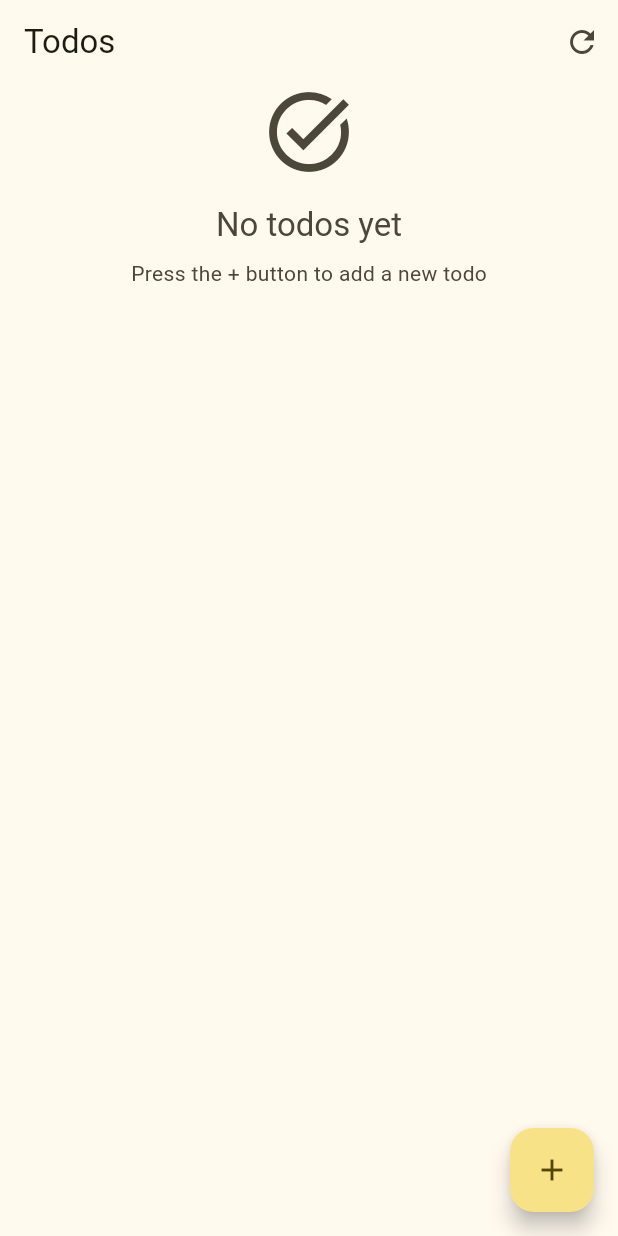
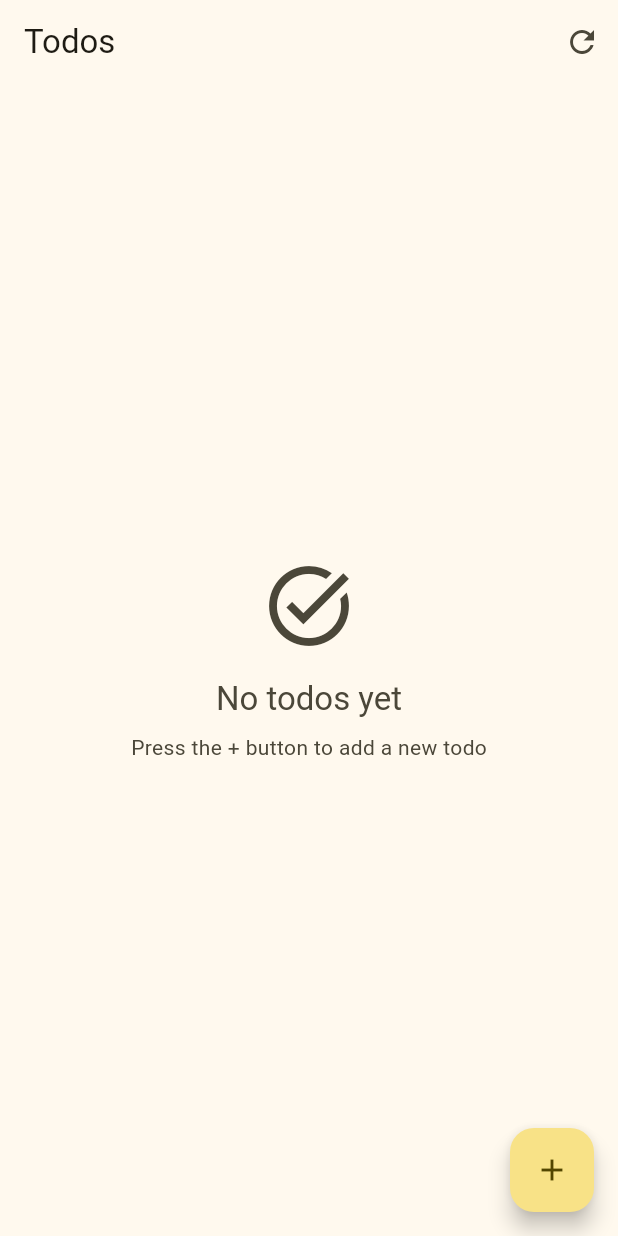
Before and after one commit to Sidv1405/to_do_app, a Flutter app: the screen it shows after launch, on a phone screen of 412 x 824 dp. Run offline on Flutter 3.47's test engine with Material 3 defaults, Android fonts, the phone set to English and light mode, and no system bars; our stand-ins replace dio, get_it, google_fonts, internet_connection_checker.

```diff
--- a/lib/new/core/di/dependency_container.dart
+++ b/lib/new/core/di/dependency_container.dart
@@ -1,5 +1,4 @@
-import 'package:provider/provider.dart';
-import 'package:provider/single_child_widget.dart';
+import 'package:get_it/get_it.dart';
 import 'package:to_do_app/new/core/constants/api_constants.dart';
 import 'package:to_do_app/new/core/network/dio_client.dart';
 import 'package:to_do_app/new/core/network/dio_helper.dart';
@@ -15,60 +14,55 @@ import 'package:to_do_app/new/features/todos/domain/usecases/toggle_todo_usecase
 import 'package:to_do_app/new/features/todos/domain/usecases/update_todo_usecase.dart';
 import 'package:to_do_app/new/features/todos/presentation/viewmodels/todo_page_viewmodel.dart';
 
-List<SingleChildWidget> providers = [
-  ///DioClientProvider
-  Provider<DioClient>(
-    create: (_) => DioClient(DioHelper.buildDio(baseUrl: Constants.baseURL)),
-  ),
+final getIt = GetIt.instance;
 
-  ///ApiServiceProvider
-  ProxyProvider<DioClient, ApiService>(
-    update: (_, dioClient, _) => ApiService(dioClient: dioClient),
-  ),
+Future<void> initDependencies() async {
+  //DioClient
+  getIt.registerLazySingleton<DioClient>(
+    () => DioClient(DioHelper.buildDio(baseUrl: Constants.baseURL)),
+  );
 
-  ///RepositoryProvider
-  ProxyProvider<ApiService, TodoRepository>(
-    update: (_, apiService, _) => TodoRepositoryImpl(apiService: apiService),
-  ),
+  //ApiService
+  getIt.registerLazySingleton<ApiService>(
+    () => ApiService(dioClient: getIt<DioClient>()),
+  );
 
-  ///UseCaseProvider
-  Provider<AddTodoUseCase>(
-    create: (context) =>
-        AddTodoUseCase(repository: context.read<TodoRepository>()),
-  ),
-  Provider<ClearCompletedTodosUseCase>(
-    create: (context) =>
-        ClearCompletedTodosUseCase(repository: context.read<TodoRepository>()),
-  ),
-  Provider<FilterTodosUseCase>(
-    create: (context) =>
-        FilterTodosUseCase(repository: context.read<TodoRepository>()),
-  ),
-  Provider<SearchTodosUseCase>(
-    create: (context) =>
-        SearchTodosUseCase(repository: context.read<TodoRepository>()),
-  ),
-  Provider<SortTodosUseCase>(
-    create: (context) =>
-        SortTodosUseCase(repository: context.read<TodoRepository>()),
-  ),
-  Provider<ToggleTodoUseCase>(
-    create: (context) =>
-        ToggleTodoUseCase(repository: context.read<TodoRepository>()),
-  ),
-  Provider<UpdateTodoUseCase>(
-    create: (context) =>
-        UpdateTodoUseCase(repository: context.read<TodoRepository>()),
-  ),
+  //Repository
+  getIt.registerLazySingleton<TodoRepository>(
+    () => TodoRepositoryImpl(apiService: getIt<ApiService>()),
+  );
 
-  ///ViewModelProvider
-  ChangeNotifierProvider(
-    create: (context) => TodoPageViewmodel(
-      clearCompletedTodosUseCase: context.read<ClearCompletedTodosUseCase>(),
-      filterTodosUseCase: context.read<FilterTodosUseCase>(),
-      searchTodosUseCase: context.read<SearchTodosUseCase>(),
-      sortTodosUseCase: context.read<SortTodosUseCase>(),
-      todoRepository: context.read<TodoRepository>(),
+  //UseCases
+  getIt.registerLazySingleton<AddTodoUseCase>(
+    () => AddTodoUseCase(repository: getIt<TodoRepository>()),
+  );
+  getIt.registerLazySingleton<ClearCompletedTodosUseCase>(
+    () => ClearCompletedTodosUseCase(repository: getIt<TodoRepository>()),
+  );
+  getIt.registerLazySingleton<FilterTodosUseCase>(
+    () => FilterTodosUseCase(repository: getIt<TodoRepository>()),
+  );
+  getIt.registerLazySingleton<SearchTodosUseCase>(
+    () => SearchTodosUseCase(repository: getIt<TodoRepository>()),
+  );
+  getIt.registerLazySingleton<SortTodosUseCase>(
+    () => SortTodosUseCase(repository: getIt<TodoRepository>()),
+  );
+  getIt.registerLazySingleton<ToggleTodoUseCase>(
+    () => ToggleTodoUseCase(repository: getIt<TodoRepository>()),
+  );
+  getIt.registerLazySingleton<UpdateTodoUseCase>(
+    () => UpdateTodoUseCase(repository: getIt<TodoRepository>()),
+  );
+
+  //ViewModel
+  getIt.registerLazySingleton<TodoPageViewmodel>(
+    () => TodoPageViewmodel(
+      clearCompletedTodosUseCase: getIt<ClearCompletedTodosUseCase>(),
+      filterTodosUseCase: getIt<FilterTodosUseCase>(),
+      searchTodosUseCase: getIt<SearchTodosUseCase>(),
+      sortTodosUseCase: getIt<SortTodosUseCase>(),
+      todoRepository: getIt<TodoRepository>(),
     ),
-  ),
-];
+  );
+}
--- a/lib/new/features/todos/presentation/pages/todo_page.dart
+++ b/lib/new/features/todos/presentation/pages/todo_page.dart
@@ -1,10 +1,24 @@
 import 'package:flutter/material.dart';
 import 'package:provider/provider.dart';
 import 'package:to_do_app/new/features/todos/presentation/viewmodels/todo_page_viewmodel.dart';
-import 'package:to_do_app/new/features/todos/presentation/widgets/todo_item.dart';
+
+import '../../../../core/di/dependency_container.dart';
+import '../widgets/todo_item.dart';
 
 class TodoPage extends StatelessWidget {
   const TodoPage({super.key});
+
+  @override
+  Widget build(BuildContext context) {
+    return ChangeNotifierProvider<TodoPageViewmodel>(
+      create: (_) => getIt<TodoPageViewmodel>(),
+      child: const TodoPageBody(),
+    );
+  }
+}
+
+class TodoPageBody extends StatelessWidget {
+  const TodoPageBody({super.key});
 
   @override
   Widget build(BuildContext context) {
@@ -32,6 +46,7 @@ class TodoPage extends StatelessWidget {
           if (todos.isEmpty) {
             return Center(
               child: Column(
+                mainAxisAlignment: MainAxisAlignment.center,
                 children: [
                   Icon(
                     Icons.task_alt,
@@ -58,6 +73,7 @@ class TodoPage extends StatelessWidget {
           }
 
           return RefreshIndicator(
+            onRefresh: () async {},
             child: ListView.builder(
               itemCount: todos.length,
               itemBuilder: (context, index) {
@@ -70,7 +86,6 @@ class TodoPage extends StatelessWidget {
                 );
               },
             ),
-            onRefresh: () async {},
           );
         },
       ),
--- a/lib/new/main.dart
+++ b/lib/new/main.dart
@@ -1,8 +1,10 @@
 import 'package:flutter/cupertino.dart';
 
+import 'core/di/dependency_container.dart';
 import 'my_app.dart';
 
-void main() {
+void main() async {
   WidgetsFlutterBinding.ensureInitialized();
+  await initDependencies();
   runApp(const MyApp());
 }
--- a/lib/new/my_app.dart
+++ b/lib/new/my_app.dart
@@ -1,7 +1,5 @@
 import 'package:flutter/material.dart';
-import 'package:provider/provider.dart';
 
-import 'core/di/dependency_container.dart';
 import 'core/utils/create_text_theme.dart';
 import 'features/todos/presentation/pages/todo_page.dart';
 import 'features/todos/presentation/theme/theme.dart';
@@ -14,16 +12,13 @@ class MyApp extends StatelessWidget {
     final textTheme = createTextTheme(context, "Roboto", "Roboto");
     final materialTheme = MaterialTheme(textTheme);
 
-    return MultiProvider(
-      providers: providers,
-      child: MaterialApp(
+    return MaterialApp(
       debugShowCheckedModeBanner: false,
       title: 'Todo App',
       theme: materialTheme.light(),
       darkTheme: materialTheme.dark(),
       themeMode: ThemeMode.system,
       home: const TodoPage(),
-      ),
     );
   }
 }
--- a/pubspec.yaml
+++ b/pubspec.yaml
@@ -36,9 +36,11 @@ dependencies:
   cupertino_icons: ^1.0.8
   dio: ^5.9.0
   json_annotation: ^4.9.0
-  google_fonts: ^6.3.1
+  google_fonts: ^6.3.2
   internet_connection_checker: ^3.0.1
   provider: ^6.1.5+1
+  get_it: ^8.2.0
+  go_router: ^16.2.4
 
 dev_dependencies:
   flutter_test:
```
Also changed, not shown: pubspec.lock. Lines whose indentation alone changed are shown as unchanged.
